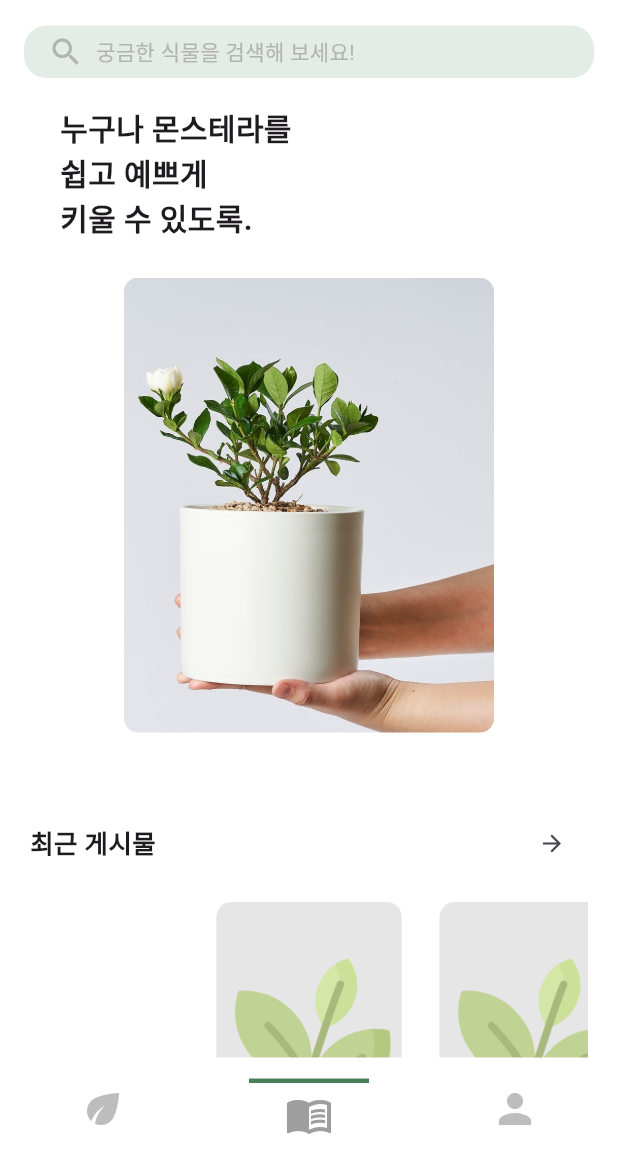
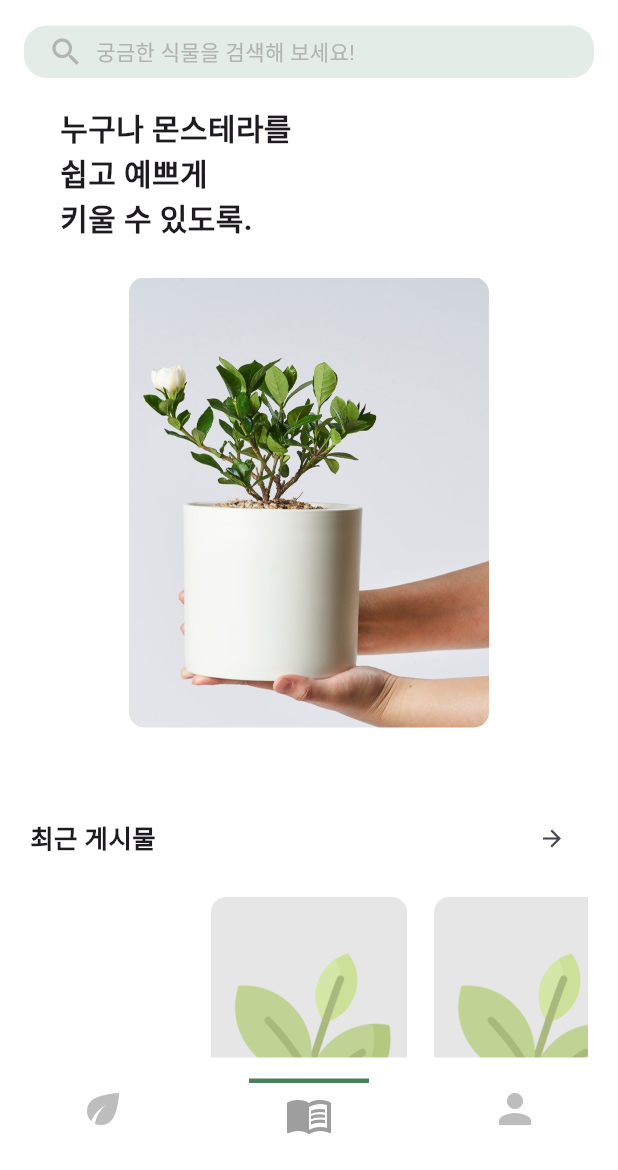
Before and after one commit to hansung-MobileCapstone/PlantyNote, a Flutter app: the MainScreen screen opened by its route, on a phone screen of 412 x 824 dp, the part 66-1236 px from its top. Run offline on Flutter 3.47's test engine with Material 3 defaults, Android fonts, the phone set to English and light mode, and no system bars; drawn by our look-alikes of carousel_slider; our stand-ins replace cloud_firestore, firebase_auth, firebase_core, firebase_storage, fluttertoast, go_router and 1 more; accounts and stored records are empty.

Commit message:
refactor: 수정 완료

```diff
--- a/lib/screens/main/main_screen.dart
+++ b/lib/screens/main/main_screen.dart
@@ -93,14 +93,14 @@ class _MainScreenState extends State<MainScreen> {
       children: [
         Image.asset(
           'assets/images/logo.png',
-          height: 32, // 로고 크기를 조정
+          height: 32, // 로고 크기를 고정
         ),
         const SizedBox(width: 7), // 로고와 텍스트 간격
-        Text(
+        const Text(
           'PlantyNote',
           style: TextStyle(
             fontSize: 23,
-            color: const Color(0xFF434343),
+            color: Color(0xFF434343),
             fontWeight: FontWeight.bold,
             fontStyle: FontStyle.italic,
           ),
@@ -158,8 +158,8 @@ class _MainScreenState extends State<MainScreen> {
             borderRadius: BorderRadius.circular(10), // 둥근 모서리
             child: Image.asset(
               'assets/images/main_plant.png', // 이미지 경로
-              width: MediaQuery.of(context).size.width * 0.6, // 화면 너비의 60%
-              height: (MediaQuery.of(context).size.width * 0.6) * (270 / 220), // 고정 비율
+              width: 240, // 고정 너비
+              height: 300, // 고정 높이
               fit: BoxFit.fill, // 전체 채우기
             ),
           ),
@@ -191,7 +191,7 @@ class _MainScreenState extends State<MainScreen> {
             ],
           ),
         ),
-        const SizedBox(height: 15), // 간격을 화면 크기에 상관없이 고정
+        const SizedBox(height: 15),
         _makeCarousel(user),
       ],
     );
@@ -211,33 +211,21 @@ class _MainScreenState extends State<MainScreen> {
         if (snapshot.connectionState == ConnectionState.waiting) {
           return const Center(child: CircularProgressIndicator());
         }
-        if (snapshot.hasError) {
-          // 오류 발생 시 기본 이미지만 표시
-          return _defaultCarousel();
-        }
-        if (!snapshot.hasData || snapshot.data!.docs.isEmpty) {
-          // 데이터가 없을 경우 기본 이미지만 표시
+        if (snapshot.hasError || !snapshot.hasData || snapshot.data!.docs.isEmpty) {
           return _defaultCarousel();
         }
 
         final docs = snapshot.data!.docs;
-
-        // 이미지 URL과 docId를 함께 추출하여 리스트 생성
         final List<Map<String, String>> posts = docs.map((doc) {
           final data = doc.data() as Map<String, dynamic>;
           final imageUrlList = List<String>.from(data['imageUrl'] ?? []);
           final firstImageUrl = imageUrlList.isNotEmpty ? imageUrlList[0] : null;
-          return {
-            'imageUrl': firstImageUrl ?? '',
-            'docId': doc.id,
-          };
-        }).where((post) => post['imageUrl']!.isNotEmpty).toList();
+          return {'imageUrl': firstImageUrl ?? '', 'docId': doc.id};
+        }).toList();
 
-        // 최대 5개의 이미지로 제한
         final limitedPosts = posts.take(5).toList();
 
         if (limitedPosts.isEmpty) {
-          // 이미지가 하나도 없을 경우 기본 이미지 표시
           return _defaultCarousel();
         }
 
@@ -263,14 +251,7 @@ class _MainScreenState extends State<MainScreen> {
 
   // 기본 캐러셀 (오류 발생 시 표시)
   Widget _defaultCarousel() {
-    // 기본 이미지 리스트 (원하는 대로 수정 가능)
-    final defaultImages = [
-      'assets/images/default_post.png',
-      'assets/images/default_post.png',
-      'assets/images/default_post.png',
-      'assets/images/default_post.png',
-      'assets/images/default_post.png',
-    ];
+    final defaultImages = List.generate(5, (_) => 'assets/images/default_post.png');
 
     return Padding(
       padding: const EdgeInsets.symmetric(horizontal: 20),
@@ -292,37 +273,26 @@ class _MainScreenState extends State<MainScreen> {
 
   // 캐러셀 이미지 아이템
   Widget _carouselImageItem(String imageUrl, {bool isAsset = false, String? docId}) {
-    final double screenWidth = MediaQuery.of(context).size.width;
-    final double maxItemWidth = 160; // 최대 아이템 너비 제한
-    final double itemWidth = (screenWidth * 0.3).clamp(100, maxItemWidth);
-    final double itemHeight = itemWidth * (120 / 130); // 고정 비율
-
     return GestureDetector(
       onTap: () {
         if (docId != null) {
-          // 이미지 클릭 시 상세 페이지로 이동, docId 전달
           context.push('/community/detail', extra: {'docId': docId});
         }
       },
       child: Container(
-        width: itemWidth,
-        margin: const EdgeInsets.symmetric(horizontal: 9), // 간격 고정
+        width: 160,
+        margin: const EdgeInsets.symmetric(horizontal: 9),
         decoration: BoxDecoration(
-          borderRadius: BorderRadius.circular(10), // 둥근 모서리
+          borderRadius: BorderRadius.circular(10),
         ),
         child: ClipRRect(
-          borderRadius: BorderRadius.circular(10), // 둥근 모서리
+          borderRadius: BorderRadius.circular(10),
           child: isAsset
-              ? Image.asset(
-            imageUrl,
-            width: itemWidth,
-            height: itemHeight,
-            fit: BoxFit.cover,
-          )
+              ? Image.asset(imageUrl, width: 160, height: 200, fit: BoxFit.cover)
               : Image.network(
             imageUrl,
-            width: itemWidth,
-            height: itemHeight,
+            width: 160,
+            height: 200,
             fit: BoxFit.cover,
             loadingBuilder: (context, child, loadingProgress) {
               if (loadingProgress == null) return child;
@@ -331,8 +301,8 @@ class _MainScreenState extends State<MainScreen> {
             errorBuilder: (context, error, stackTrace) {
               return Image.asset(
                 'assets/images/default_image.png',
-                width: itemWidth,
-                height: itemHeight,
+                width: 160,
+                height: 200,
                 fit: BoxFit.cover,
               );
             },
```
